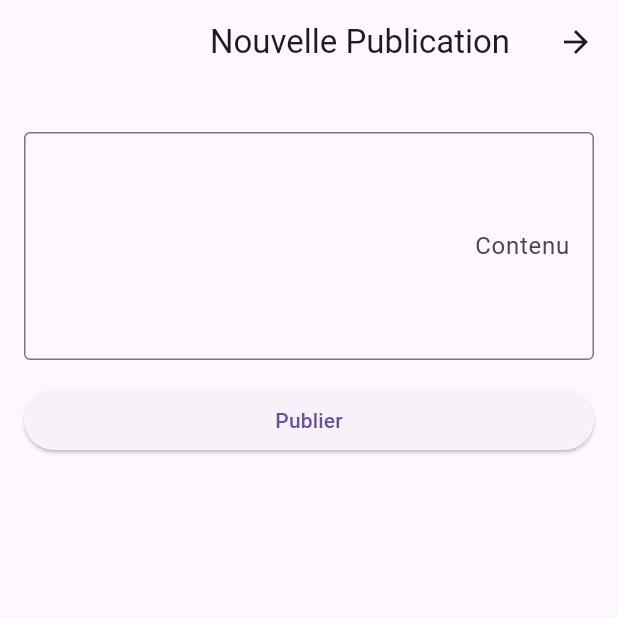
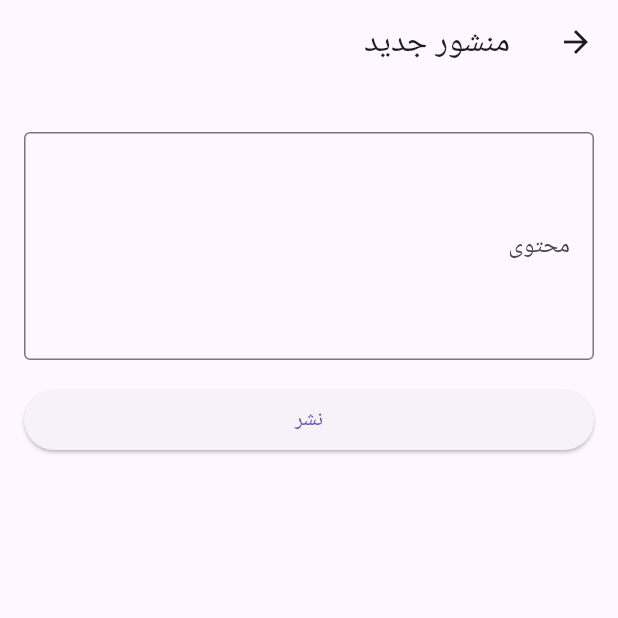
Before and after one commit to zahrasaidani/nurelquraan_appmobile, a Flutter app: the MosequiPublicationsPage screen opened directly, after a tap on the "add" icon, on a phone screen of 412 x 824 dp, the top half of it. Run offline on Flutter 3.47's test engine with Material 3 defaults, Android fonts, the phone set to English and light mode, and no system bars; our stand-ins replace cloud_firestore, firebase_auth, firebase_core, flutter_map, latlong2; missing offline and left inert: dart:js_interop, latlng_picker; accounts and stored records are empty.

Commit message:
Update publication.dart

```diff
--- a/lib/imam/publication.dart
+++ b/lib/imam/publication.dart
@@ -8,8 +8,16 @@ class MosequiPublicationsPage extends StatelessWidget {
   Widget build(BuildContext context) {
     return Scaffold(
       appBar: AppBar(
-        title: Text('Publications du Mosequi'),
+        title: Text('منشورات المسجد'),
         automaticallyImplyLeading: false,
+        actions: [
+          IconButton(
+            icon: Icon(Icons.notifications),
+            onPressed: () {
+              // Action à effectuer lors du clic sur l'icône de notification
+            },
+          ),
+        ],
       ),
       body: StreamBuilder(
         stream: FirebaseFirestore.instance
@@ -27,7 +35,7 @@ class MosequiPublicationsPage extends StatelessWidget {
           }
 
           if (!snapshot.hasData || snapshot.data!.docs.isEmpty) {
-            return Center(child: Text('Aucune publication trouvée.'));
+            return Center(child: Text('.لاتوجد منشورات للمسجد'));
           }
 
           return ListView(
@@ -95,7 +103,7 @@ class _AddPublicationPageState extends State<AddPublicationPage> {
         _contenuController.clear();
         Navigator.pop(context);
       } catch (e) {
-        print('Erreur lors de l\'ajout de la publication: $e');
+        print('خطا في اضافة منشور: $e');
       }
     } else {
       print('Aucun utilisateur authentifié.');
@@ -106,7 +114,7 @@ class _AddPublicationPageState extends State<AddPublicationPage> {
   Widget build(BuildContext context) {
     return Scaffold(
       appBar: AppBar(
-        title: Text('Nouvelle Publication'),
+        title: Text('منشور جديد'),
       ),
       body: Padding(
         padding: const EdgeInsets.all(16.0),
@@ -118,14 +126,14 @@ class _AddPublicationPageState extends State<AddPublicationPage> {
               controller: _contenuController,
               maxLines: 5,
               decoration: InputDecoration(
-                labelText: 'Contenu',
+                labelText: 'محتوى',
                 border: OutlineInputBorder(),
               ),
             ),
             SizedBox(height: 16.0),
             ElevatedButton(
               onPressed: _submitPublication,
-              child: Text('Publier'),
+              child: Text('نشر'),
             ),
           ],
         ),
```
